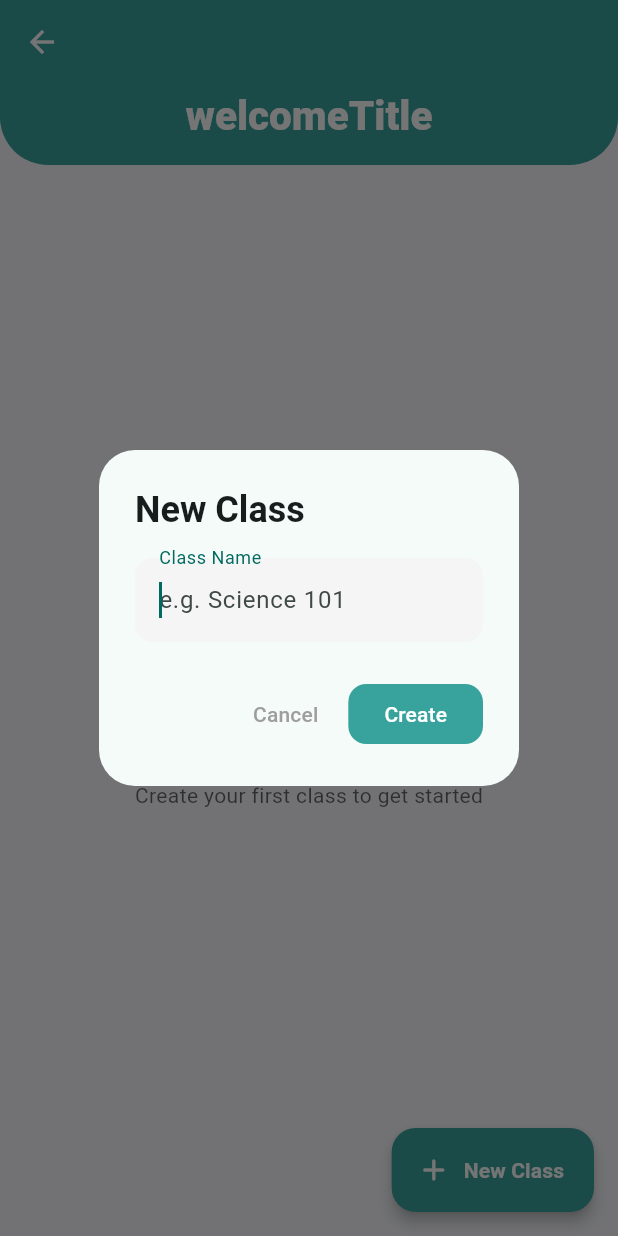
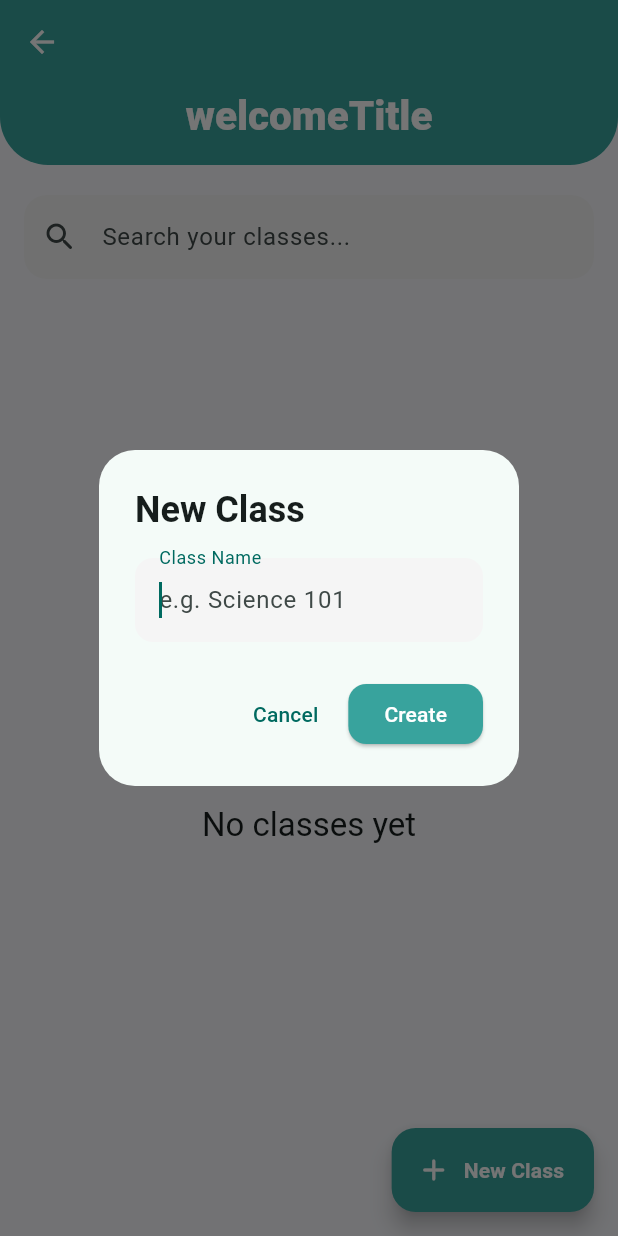
Before and after one commit to VanchhaiThay/eduhub, a Flutter app: the ClassTeacherTab screen opened directly with empty values, after a tap on "New Class", on a phone screen of 412 x 824 dp. Run offline on Flutter 3.47's test engine with Material 3 defaults, Android fonts, the light colour scheme and no system bars; our stand-ins replace chewie, cloud_firestore, firebase_auth, firebase_core, fl_chart, flutter_local_notifications and 2 more; accounts and stored records are empty.

Commit message:
search class(teacher)

```diff
--- a/lib/components/tabs/classtap/classteacher/class_teacher_tab.dart
+++ b/lib/components/tabs/classtap/classteacher/class_teacher_tab.dart
@@ -16,6 +16,8 @@ class ClassTeacherTab extends StatefulWidget {
 
 class _ClassTeacherTabState extends State<ClassTeacherTab> {
   final classNameController = TextEditingController();
+  final searchController = TextEditingController(); // Controller for search
+  String searchQuery = ""; // String to store search input
   bool isLoading = false;
 
   String? get uid => FirebaseAuth.instance.currentUser?.uid;
@@ -24,13 +26,13 @@ class _ClassTeacherTabState extends State<ClassTeacherTab> {
   @override
   void dispose() {
     classNameController.dispose();
+    searchController.dispose(); // Clean up
     super.dispose();
   }
 
   // ================= LOGIC =================
   Future<void> createClass() async {
     if (uid == null) return;
-
     final name = classNameController.text.trim();
     if (name.isEmpty) {
       _showStatus("Please enter a class name", isError: true);
@@ -47,11 +49,10 @@ class _ClassTeacherTabState extends State<ClassTeacherTab> {
           .add({
         "className": name,
         "joinCode": joinCode,
-        "createdAt": Timestamp.now(),
+        "createdAt": FieldValue.serverTimestamp(),
         "studentCount": 0,
       });
 
-      // Global lookup
       await FirebaseFirestore.instance
           .collection("class_lookup")
           .doc(joinCode)
@@ -135,15 +136,11 @@ class _ClassTeacherTabState extends State<ClassTeacherTab> {
           ),
         ),
         actions: [
-          TextButton(
-            onPressed: () => Navigator.pop(context),
-            child: Text("Cancel", style: TextStyle(color: Colors.grey[500])),
-          ),
+          TextButton(onPressed: () => Navigator.pop(context), child: const Text("Cancel")),
           ElevatedButton(
             style: ElevatedButton.styleFrom(
               backgroundColor: brandColor,
               foregroundColor: Colors.white,
-              elevation: 0,
               shape: RoundedRectangleBorder(borderRadius: BorderRadius.circular(12)),
             ),
             onPressed: () {
@@ -167,14 +164,47 @@ class _ClassTeacherTabState extends State<ClassTeacherTab> {
       floatingActionButton: FloatingActionButton.extended(
         onPressed: showCreateDialog,
         backgroundColor: brandColor,
-        elevation: 4,
         icon: const Icon(Icons.add_rounded, color: Colors.white),
         label: const Text("New Class", style: TextStyle(color: Colors.white, fontWeight: FontWeight.bold)),
       ),
       body: CustomScrollView(
         physics: const BouncingScrollPhysics(),
         slivers: [
-          _buildSliverAppBar(isDark),
+          _buildSliverAppBar(),
+
+          // --- SEARCH FIELD SECTION ---
+          SliverToBoxAdapter(
+            child: Padding(
+              padding: const EdgeInsets.fromLTRB(16, 20, 16, 0),
+              child: TextField(
+                controller: searchController,
+                onChanged: (val) {
+                  setState(() {
+                    searchQuery = val.toLowerCase();
+                  });
+                },
+                decoration: InputDecoration(
+                  hintText: "Search your classes...",
+                  prefixIcon: const Icon(Icons.search_rounded),
+                  suffixIcon: searchQuery.isNotEmpty
+                    ? IconButton(
+                        icon: const Icon(Icons.clear),
+                        onPressed: () {
+                          searchController.clear();
+                          setState(() => searchQuery = "");
+                        })
+                    : null,
+                  filled: true,
+                  fillColor: isDark ? Colors.white.withOpacity(0.05) : Colors.grey[100],
+                  border: OutlineInputBorder(
+                    borderRadius: BorderRadius.circular(15),
+                    borderSide: BorderSide.none,
+                  ),
+                ),
+              ),
+            ),
+          ),
+
           StreamBuilder<QuerySnapshot>(
             stream: FirebaseFirestore.instance
                 .collection("users")
@@ -186,15 +216,28 @@ class _ClassTeacherTabState extends State<ClassTeacherTab> {
               if (snapshot.connectionState == ConnectionState.waiting) {
                 return const SliverFillRemaining(child: Center(child: CircularProgressIndicator()));
               }
+
+              // Filter results based on search query
               final docs = snapshot.data?.docs ?? [];
+              final filteredDocs = docs.where((doc) {
+                final className = (doc.data() as Map<String, dynamic>)['className']?.toString().toLowerCase() ?? "";
+                return className.contains(searchQuery);
+              }).toList();
+
               if (docs.isEmpty) return _buildEmptyState(theme);
+
+              if (filteredDocs.isEmpty) {
+                return const SliverFillRemaining(
+                  child: Center(child: Text("No matching classes found.")),
+                );
+              }
 
               return SliverPadding(
                 padding: const EdgeInsets.symmetric(horizontal: 16, vertical: 20),
                 sliver: SliverList(
                   delegate: SliverChildBuilderDelegate(
-                    (context, index) => _buildClassCard(docs[index], theme, isDark),
-                    childCount: docs.length,
+                    (context, index) => _buildClassCard(filteredDocs[index], theme, isDark),
+                    childCount: filteredDocs.length,
                   ),
                 ),
               );
@@ -205,7 +248,7 @@ class _ClassTeacherTabState extends State<ClassTeacherTab> {
     );
   }
 
-  Widget _buildSliverAppBar(bool isDark) {
+  Widget _buildSliverAppBar() {
     return SliverAppBar(
       expandedHeight: 110,
       pinned: true,
@@ -237,53 +280,26 @@ class _ClassTeacherTabState extends State<ClassTeacherTab> {
         borderRadius: BorderRadius.circular(20),
         border: isDark ? Border.all(color: Colors.white.withOpacity(0.1), width: 1) : null,
         boxShadow: [
-          BoxShadow(
-            color: isDark ? Colors.transparent : Colors.black.withOpacity(0.05),
+          if (!isDark) BoxShadow(
+            color: Colors.black.withOpacity(0.05),
             blurRadius: 10,
             offset: const Offset(0, 4),
           ),
         ],
       ),
-      child: ClipRRect(
-        borderRadius: BorderRadius.circular(20),
       child: ListTile(
         contentPadding: const EdgeInsets.all(16),
-          leading: Container(
-            padding: const EdgeInsets.all(12),
-            decoration: BoxDecoration(
-              color: brandColor.withOpacity(0.1),
-              borderRadius: BorderRadius.circular(14),
-            ),
+        leading: CircleAvatar(
+          backgroundColor: brandColor.withOpacity(0.1),
           child: Icon(Icons.school_rounded, color: brandColor),
         ),
         title: Text(name, style: theme.textTheme.titleMedium?.copyWith(fontWeight: FontWeight.bold)),
         subtitle: Padding(
           padding: const EdgeInsets.only(top: 8),
-            child: Row(
-              children: [
-                Container(
-                  padding: const EdgeInsets.symmetric(horizontal: 8, vertical: 4),
-                  decoration: BoxDecoration(
-                    color: isDark ? Colors.white.withOpacity(0.05) : Colors.grey[100],
-                    borderRadius: BorderRadius.circular(6),
-                  ),
-                  child: Text(
-                    code,
-                    style: TextStyle(
-                      color: brandColor,
-                      fontWeight: FontWeight.bold,
-                      letterSpacing: 1.2,
-                    ),
-                  ),
-                ),
-                const SizedBox(width: 8),
-                Text("Long press to copy", style: theme.textTheme.bodySmall),
-              ],
-            ),
+          child: Text("Code: $code", style: TextStyle(color: brandColor, fontWeight: FontWeight.bold)),
         ),
         trailing: PopupMenuButton<String>(
           icon: Icon(Icons.more_vert_rounded, color: theme.hintColor),
-            shape: RoundedRectangleBorder(borderRadius: BorderRadius.circular(12)),
           onSelected: (val) => val == 'delete' ? deleteClass(doc.id, code) : null,
           itemBuilder: (context) => [
             const PopupMenuItem(value: 'edit', child: Text("Edit Name")),
@@ -293,12 +309,6 @@ class _ClassTeacherTabState extends State<ClassTeacherTab> {
         onTap: () => Navigator.push(
           context,
           MaterialPageRoute(builder: (_) => ClassDetailPage(className: name, classId: doc.id)),
-          ),
-          onLongPress: () {
-            Clipboard.setData(ClipboardData(text: code));
-            HapticFeedback.mediumImpact();
-            _showStatus("Code copied!");
-          },
         ),
       ),
     );
@@ -312,15 +322,7 @@ class _ClassTeacherTabState extends State<ClassTeacherTab> {
         children: [
           Icon(Icons.library_books_rounded, size: 70, color: theme.hintColor.withOpacity(0.3)),
           const SizedBox(height: 20),
-          Text(
-            "Ready to teach?",
-            style: theme.textTheme.titleLarge?.copyWith(fontWeight: FontWeight.bold),
-          ),
-          const SizedBox(height: 8),
-          Text(
-            "Create your first class to get started",
-            style: theme.textTheme.bodyMedium?.copyWith(color: theme.hintColor),
-          ),
+          Text("No classes yet", style: theme.textTheme.titleLarge),
         ],
       ),
     );
--- a/lib/main.dart
+++ b/lib/main.dart
@@ -4,10 +4,10 @@ import 'package:firebase_core/firebase_core.dart';
 import 'package:flutter_local_notifications/flutter_local_notifications.dart';
 import 'firebase_options.dart';
 import 'welcome/welcome.dart';
-
 // Local notifications plugin
 final FlutterLocalNotificationsPlugin flutterLocalNotificationsPlugin =
     FlutterLocalNotificationsPlugin();
+
 Future<void> main() async {
   WidgetsFlutterBinding.ensureInitialized();
 
--- a/pubspec.yaml
+++ b/pubspec.yaml
@@ -52,6 +52,7 @@ dependencies:
   youtube_explode_dart: ^3.0.5
   video_player: ^2.10.1
   chewie: ^1.13.0
+  intl: ^0.20.2
 
 
 dev_dependencies:
```
Also changed, not shown: pubspec.lock. Lines whose indentation alone changed are shown as unchanged.
